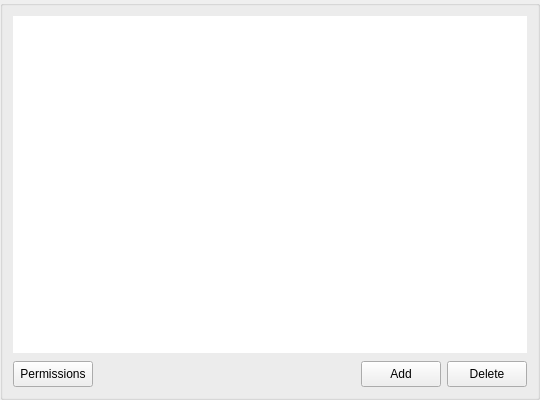
meganz/MEGAsync, file src/MEGASync/gui/ui/RemoteItemUi.ui: the form before one commit.
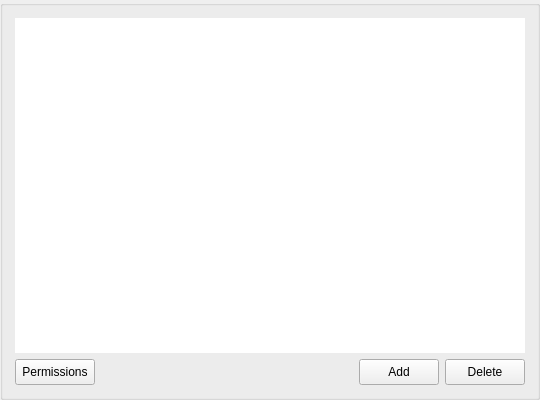
The form after the commit. Icons and pictures are not drawn.

What changed in the file:
```diff
--- a/src/MEGASync/gui/ui/RemoteItemUi.ui
+++ b/src/MEGASync/gui/ui/RemoteItemUi.ui
@@ -45,19 +45,19 @@
      </property>
      <layout class="QVBoxLayout" name="tableLayout">
       <property name="spacing">
-       <number>8</number>
+       <number>6</number>
       </property>
       <property name="leftMargin">
-       <number>10</number>
+       <number>12</number>
       </property>
       <property name="topMargin">
-       <number>10</number>
+       <number>12</number>
       </property>
       <property name="rightMargin">
-       <number>10</number>
+       <number>12</number>
       </property>
       <property name="bottomMargin">
-       <number>10</number>
+       <number>12</number>
       </property>
       <item>
        <widget class="QTableView" name="tableView">
```
